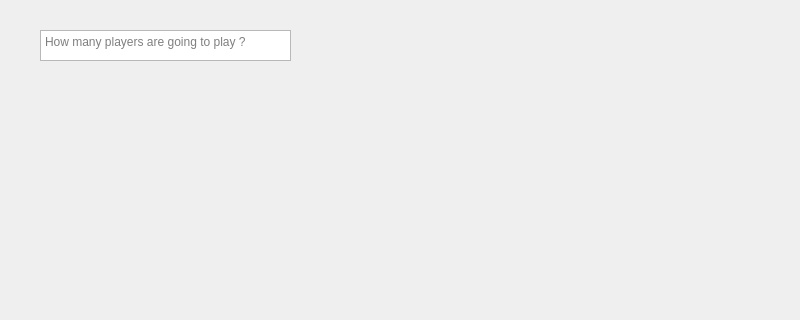
This is StartWindow.ui in vanderpluijmg/bonne_nuit as Qt 5 draws it before an edit; both pictures show x 0 to 800 and y 0 to 320 of the 800 by 600 pixel window. The edited form follows.
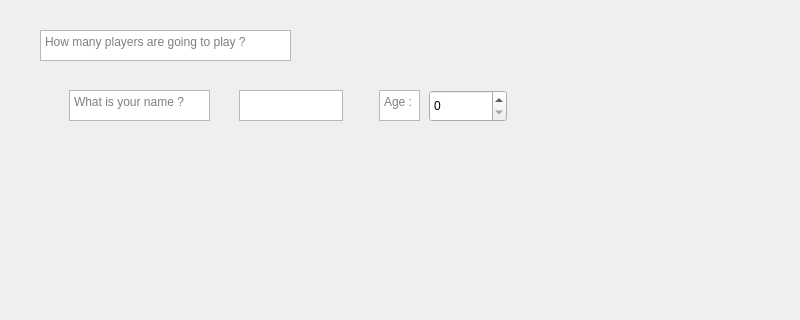
This is the edited form.

```diff
--- a/StartWindow.ui
+++ b/StartWindow.ui
@@ -27,6 +27,62 @@
      <string>How many players are going to play ?</string>
     </property>
    </widget>
+   <widget class="QWidget" name="widget" native="true">
+    <property name="geometry">
+     <rect>
+      <x>49</x>
+      <y>90</y>
+      <width>711</width>
+      <height>61</height>
+     </rect>
+    </property>
+    <widget class="QTextEdit" name="questionName">
+     <property name="geometry">
+      <rect>
+       <x>20</x>
+       <y>0</y>
+       <width>141</width>
+       <height>31</height>
+      </rect>
+     </property>
+     <property name="placeholderText">
+      <string>What is your name ?</string>
+     </property>
+    </widget>
+    <widget class="QTextEdit" name="questionAge">
+     <property name="geometry">
+      <rect>
+       <x>330</x>
+       <y>0</y>
+       <width>41</width>
+       <height>31</height>
+      </rect>
+     </property>
+     <property name="placeholderText">
+      <string>Age :</string>
+     </property>
+    </widget>
+    <widget class="QSpinBox" name="ageOfPlayer">
+     <property name="geometry">
+      <rect>
+       <x>380</x>
+       <y>0</y>
+       <width>78</width>
+       <height>32</height>
+      </rect>
+     </property>
+    </widget>
+    <widget class="QPlainTextEdit" name="nameOfPlayer">
+     <property name="geometry">
+      <rect>
+       <x>190</x>
+       <y>0</y>
+       <width>104</width>
+       <height>31</height>
+      </rect>
+     </property>
+    </widget>
+   </widget>
   </widget>
   <widget class="QMenuBar" name="menubar">
    <property name="geometry">
```
Left out of the diff: 2 changed lines with no effect on the pictures.
